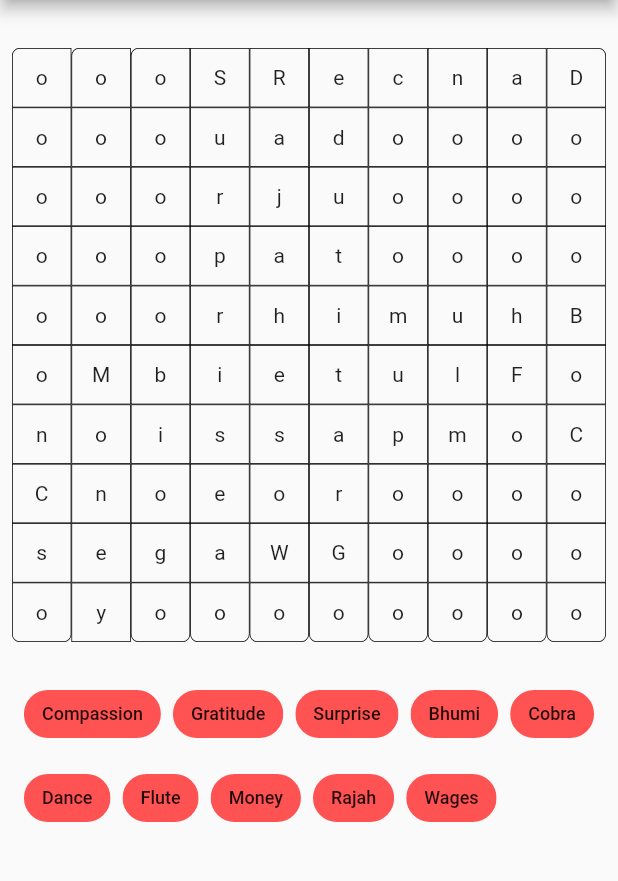
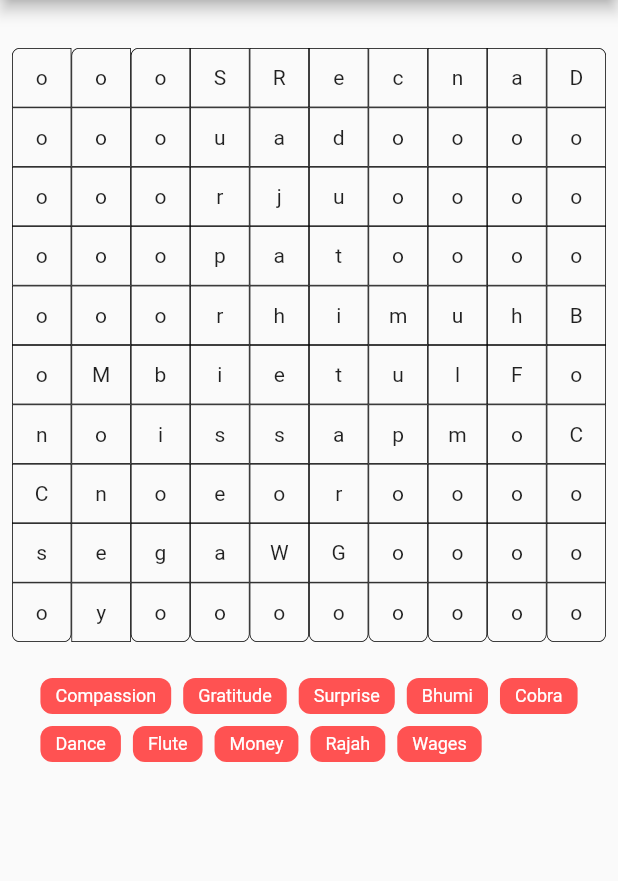
Before and after one commit to Joran-Dob/word_searcher, a Flutter app: the screen it shows after launch, on a phone screen of 412 x 824 dp, the part 84-965 px from its top. Run offline on Flutter 3.47's test engine with Material 2 defaults, Android fonts, the phone set to English and light mode, and no system bars; our stand-ins replace bloc, flutter_bloc.

Commit message:
Made some minor improvements to the wordsearcher ui
Made some minor improvements to the wordsearcher ui

```diff
--- a/word_searcher/lib/src/cubit/word_searcher_cubit.dart
+++ b/word_searcher/lib/src/cubit/word_searcher_cubit.dart
@@ -538,6 +538,7 @@ class WordSearcherCubit extends Cubit<WordSearcherState> {
   /// and return the boolean result
   bool validateLine(
     List<Offset> positions,
+    Color lineColor,
   ) {
     var valid = false;
     var foundWord = '';
@@ -568,7 +569,10 @@ class WordSearcherCubit extends Cubit<WordSearcherState> {
       if (!_wordItems.firstWhere((item) => item.word == foundWord).found) {
         for (final item in _wordItems) {
           if (item.word == foundWord) {
-            final updatedItem = item.copyWith(found: true);
+            final updatedItem = item.copyWith(
+              found: true,
+              foundChipColor: lineColor,
+            );
             _wordItems[_wordItems.indexOf(item)] = updatedItem;
           }
         }
--- a/word_searcher/lib/src/word_item.dart
+++ b/word_searcher/lib/src/word_item.dart
@@ -1,19 +1,25 @@
+import 'package:flutter/material.dart';
+
 class WordItem {
   WordItem({
     required this.word,
     this.found = false,
+    this.foundChipColor = Colors.greenAccent,
   });
 
   final String word;
   final bool found;
+  final Color foundChipColor;
 
   WordItem copyWith({
     String? word,
     bool? found,
+    Color? foundChipColor,
   }) {
     return WordItem(
       word: word ?? this.word,
       found: found ?? this.found,
+      foundChipColor: foundChipColor ?? this.foundChipColor,
     );
   }
 }
--- a/word_searcher/lib/src/word_searcher.dart
+++ b/word_searcher/lib/src/word_searcher.dart
@@ -3,6 +3,7 @@ import 'dart:async';
 import 'package:flutter/material.dart';
 import 'package:flutter_bloc/flutter_bloc.dart';
 import 'package:word_searcher/src/cubit/word_searcher_cubit.dart';
+import 'dart:math' as math;
 
 class WordSearcher extends StatelessWidget {
   const WordSearcher({
@@ -124,24 +125,38 @@ class _WordSearcherState extends State<_WordSearcher> {
               ),
               const SizedBox(height: 20),
               Wrap(
-                children: state.words
-                        ?.map<Widget>(
-                          (wordItem) => Padding(
+                children: state.words.map<Widget>(
+                  (wordItem) {
+                    final backgroundColor =
+                        wordItem.found ? wordItem.foundChipColor : Colors.redAccent;
+                    return Padding(
                       padding: const EdgeInsets.all(4),
-                            child: Chip(
-                              label: Text(
+                      child: Container(
+                        padding: const EdgeInsets.symmetric(
+                          horizontal: 10,
+                          vertical: 5,
+                        ),
+                        decoration: BoxDecoration(
+                          borderRadius: const BorderRadius.all(
+                            Radius.circular(
+                              8,
+                            ),
+                          ),
+                          color: backgroundColor,
+                        ),
+                        child: Text(
                           wordItem.word,
                           style: TextStyle(
-                                  fontSize: 12.0,
+                            fontSize: 12,
+                            color: backgroundColor.computeLuminance() > 0.5
+                                ? Colors.black
+                                : Colors.white,
                           ),
                         ),
-                              backgroundColor:
-                                  wordItem.found ? Colors.greenAccent : Colors.redAccent,
                       ),
-                          ),
-                        )
-                        .toList() ??
-                    [],
+                    );
+                  },
+                ).toList(),
               ),
             ],
           );
@@ -158,7 +173,7 @@ class _DrawOverlay extends StatefulWidget {
     required this.onPathComplete,
   });
 
-  final bool Function(List<Offset> path) onPathComplete;
+  final bool Function(List<Offset> path, Color selectedLineColor) onPathComplete;
 
   @override
   State<_DrawOverlay> createState() => _DrawOverlayState();
@@ -168,7 +183,7 @@ class _DrawOverlayState extends State<_DrawOverlay> {
   List<_DrawnLine> lines = <_DrawnLine>[];
   _DrawnLine line = _DrawnLine([], Colors.black, 2);
   Color selectedColor = Colors.black;
-  double selectedWidth = 5;
+  double selectedWidth = 10;
 
   StreamController<List<_DrawnLine>> linesStreamController =
       StreamController<List<_DrawnLine>>.broadcast();
@@ -229,6 +244,7 @@ class _DrawOverlayState extends State<_DrawOverlay> {
   void onPanStart(DragStartDetails details) {
     final box = context.findRenderObject()! as RenderBox;
     final point = box.globalToLocal(details.globalPosition);
+    selectedColor = Color((math.Random().nextDouble() * 0xFFFFFF).toInt()).withOpacity(1.0);
     line = _DrawnLine([point], selectedColor, selectedWidth);
   }
 
@@ -242,7 +258,7 @@ class _DrawOverlayState extends State<_DrawOverlay> {
   }
 
   void onPanEnd(DragEndDetails details) {
-    if (widget.onPathComplete(line.path)) {
+    if (widget.onPathComplete(line.path, selectedColor)) {
       lines = List.from(lines)..add(line);
       linesStreamController.add(lines);
     } else {
@@ -271,11 +287,11 @@ class _DrawPainter extends CustomPainter {
       ..strokeWidth = 5.0;
 
     for (var i = 0; i < lines.length; ++i) {
-      for (var j = 0; j < lines[i].path.length - 1; ++j) {
       paint
         ..color = lines[i].color
         ..strokeWidth = lines[i].width;
-        canvas.drawLine(lines[i].path[j], lines[i].path[j + 1], paint);
+      if (lines[i].path.length > 1) {
+        canvas.drawLine(lines[i].path.first, lines[i].path.last, paint);
       }
     }
   }
```
Lines whose indentation alone changed are shown as unchanged.
